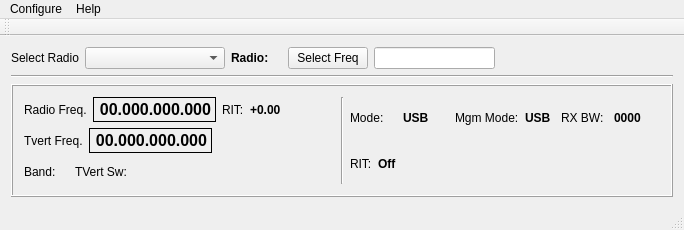
Old version of the form mqt/MqtRigControl/rigcontrolmainwindow.ui in the repository Rsclub22/Minos2-Mirror.
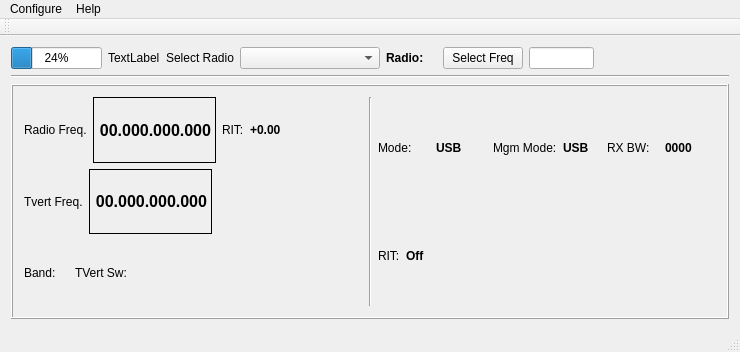
New version of the form.

Diff of the .ui file:
```diff
--- a/mqt/MqtRigControl/rigcontrolmainwindow.ui
+++ b/mqt/MqtRigControl/rigcontrolmainwindow.ui
@@ -6,8 +6,8 @@
    <rect>
     <x>0</x>
     <y>0</y>
-    <width>684</width>
-    <height>230</height>
+    <width>740</width>
+    <height>352</height>
    </rect>
   </property>
   <property name="windowTitle">
@@ -19,6 +19,20 @@
      <layout class="QVBoxLayout" name="verticalLayout_2">
       <item>
        <layout class="QHBoxLayout" name="horizontalLayout_9">
+        <item>
+         <widget class="QProgressBar" name="progressBar">
+          <property name="value">
+           <number>24</number>
+          </property>
+         </widget>
+        </item>
+        <item>
+         <widget class="QLabel" name="labelsmeter">
+          <property name="text">
+           <string>TextLabel</string>
+          </property>
+         </widget>
+        </item>
         <item>
          <widget class="QLabel" name="SelectRadioTitle">
           <property name="minimumSize">
@@ -407,7 +421,7 @@
     <rect>
      <x>0</x>
      <y>0</y>
-     <width>684</width>
+     <width>740</width>
      <height>21</height>
     </rect>
    </property>
```
